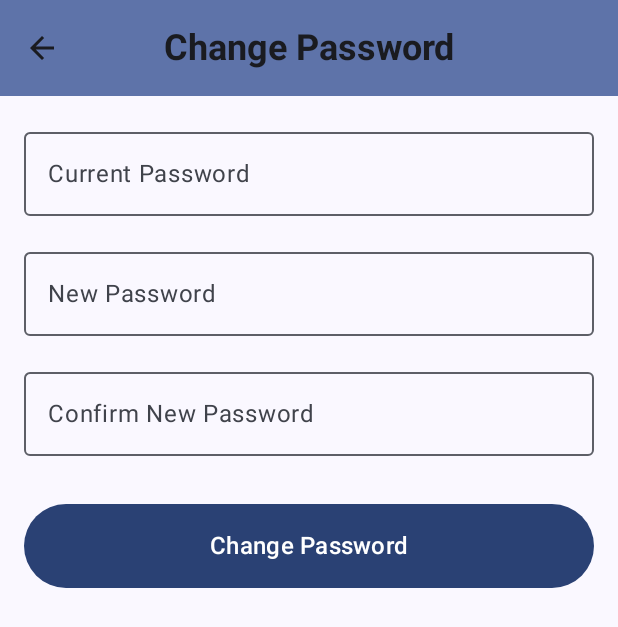
After one commit to shahjalal-mahmud/RepairStoreManager, an Android app built with Jetpack Compose: the ChangePasswordScreen screen opened through its navigation route, on a phone screen of 412 x 824 dp. The commit adds this screen. Shown: the top 627 px of the screen. Run offline under Robolectric (Android 15) with nearby library versions, the phone set to English and light mode, and no system bars; our stand-ins replace Firebase (no records; nobody signed in at launch, a user with empty details on screens opened directly); 2 statements that could not run were skipped.

Commit message:
Fix change password feature

```diff
--- a/app/src/main/java/com/example/repairstoremanager/ui/navigation/Navigation.kt
+++ b/app/src/main/java/com/example/repairstoremanager/ui/navigation/Navigation.kt
@@ -18,6 +18,7 @@ import com.example.repairstoremanager.data.model.TalikhataEntry
 import com.example.repairstoremanager.data.repository.AuthRepository
 import com.example.repairstoremanager.ui.screens.auth.ForgotPasswordScreen
 import com.example.repairstoremanager.ui.screens.auth.LoginScreen
+import com.example.repairstoremanager.ui.screens.common.ChangePasswordScreen
 import com.example.repairstoremanager.ui.screens.common.NotificationsScreen
 import com.example.repairstoremanager.ui.screens.common.QuickInvoiceScreen
 import com.example.repairstoremanager.ui.screens.common.SearchScreen
@@ -356,5 +357,8 @@ fun Navigation(
             val noteId = backStackEntry.arguments?.getString("noteId")
             AddEditNoteScreen(navController = navController, noteId = noteId)
         }
+        composable("changePassword") {
+            ChangePasswordScreen(navController = navController)
+        }
     }
 }
--- /dev/null
+++ b/app/src/main/java/com/example/repairstoremanager/ui/screens/common/ChangePasswordScreen.kt
@@ -0,0 +1,142 @@
+package com.example.repairstoremanager.ui.screens.common
+
+import androidx.compose.foundation.layout.*
+import androidx.compose.foundation.text.KeyboardOptions
+import androidx.compose.material.icons.Icons
+import androidx.compose.material.icons.automirrored.filled.ArrowBack
+import androidx.compose.material3.*
+import androidx.compose.runtime.*
+import androidx.compose.ui.Alignment
+import androidx.compose.ui.Modifier
+import androidx.compose.ui.text.font.FontWeight
+import androidx.compose.ui.text.input.KeyboardType
+import androidx.compose.ui.text.input.PasswordVisualTransformation
+import androidx.compose.ui.unit.dp
+import androidx.lifecycle.viewmodel.compose.viewModel
+import androidx.navigation.NavHostController
+import com.example.repairstoremanager.viewmodel.ChangePasswordViewModel
+
+@OptIn(ExperimentalMaterial3Api::class)
+@Composable
+fun ChangePasswordScreen(
+    navController: NavHostController,
+    changePasswordViewModel: ChangePasswordViewModel = viewModel()
+) {
+    Scaffold(
+        topBar = {
+            CenterAlignedTopAppBar(
+                title = {
+                    Text(
+                        "Change Password",
+                        style = MaterialTheme.typography.headlineSmall.copy(
+                            fontWeight = FontWeight.Bold
+                        )
+                    )
+                },
+                navigationIcon = {
+                    IconButton(onClick = { navController.popBackStack() }) {
+                        Icon(
+                            imageVector = Icons.AutoMirrored.Filled.ArrowBack,
+                            contentDescription = "Back"
+                        )
+                    }
+                },
+                colors = TopAppBarDefaults.centerAlignedTopAppBarColors(
+                    containerColor = MaterialTheme.colorScheme.primaryContainer
+                )
+            )
+        }
+    ) { paddingValues ->
+        Column(
+            modifier = Modifier
+                .fillMaxSize()
+                .padding(paddingValues)
+                .padding(16.dp),
+            horizontalAlignment = Alignment.CenterHorizontally
+        ) {
+            // Messages
+            changePasswordViewModel.successMessage?.let { message ->
+                Text(
+                    text = message,
+                    color = MaterialTheme.colorScheme.primary,
+                    modifier = Modifier.padding(bottom = 16.dp)
+                )
+            }
+
+            changePasswordViewModel.errorMessage?.let { message ->
+                Text(
+                    text = message,
+                    color = MaterialTheme.colorScheme.error,
+                    modifier = Modifier.padding(bottom = 16.dp)
+                )
+            }
+
+            // Current Password
+            OutlinedTextField(
+                value = changePasswordViewModel.currentPassword,
+                onValueChange = {
+                    changePasswordViewModel.currentPassword = it
+                    changePasswordViewModel.clearMessages()
+                },
+                label = { Text("Current Password") },
+                modifier = Modifier
+                    .fillMaxWidth()
+                    .padding(bottom = 16.dp),
+                visualTransformation = PasswordVisualTransformation(),
+                keyboardOptions = KeyboardOptions(keyboardType = KeyboardType.Password),
+                singleLine = true
+            )
+
+            // New Password
+            OutlinedTextField(
+                value = changePasswordViewModel.newPassword,
+                onValueChange = {
+                    changePasswordViewModel.newPassword = it
+                    changePasswordViewModel.clearMessages()
+                },
+                label = { Text("New Password") },
+                modifier = Modifier
+                    .fillMaxWidth()
+                    .padding(bottom = 16.dp),
+                visualTransformation = PasswordVisualTransformation(),
+                keyboardOptions = KeyboardOptions(keyboardType = KeyboardType.Password),
+                singleLine = true
+            )
+
+            // Confirm New Password
+            OutlinedTextField(
+                value = changePasswordViewModel.confirmPassword,
+                onValueChange = {
+                    changePasswordViewModel.confirmPassword = it
+                    changePasswordViewModel.clearMessages()
+                },
+                label = { Text("Confirm New Password") },
+                modifier = Modifier
+                    .fillMaxWidth()
+                    .padding(bottom = 32.dp),
+                visualTransformation = PasswordVisualTransformation(),
+                keyboardOptions = KeyboardOptions(keyboardType = KeyboardType.Password),
+                singleLine = true
+            )
+
+            // Change Password Button
+            Button(
+                onClick = { changePasswordViewModel.changePassword() },
+                modifier = Modifier
+                    .fillMaxWidth()
+                    .height(56.dp),
+                enabled = !changePasswordViewModel.isLoading
+            ) {
+                if (changePasswordViewModel.isLoading) {
+                    CircularProgressIndicator(
+                        modifier = Modifier.size(24.dp),
+                        strokeWidth = 2.dp,
+                        color = MaterialTheme.colorScheme.onPrimary
+                    )
+                } else {
+                    Text("Change Password", style = MaterialTheme.typography.titleMedium)
+                }
+            }
+        }
+    }
+}
--- a/app/src/main/java/com/example/repairstoremanager/ui/screens/common/SettingsScreen.kt
+++ b/app/src/main/java/com/example/repairstoremanager/ui/screens/common/SettingsScreen.kt
@@ -119,7 +119,11 @@ fun SettingsScreen(
                     icon = Icons.Default.Lock,
                     title = "Update Password",
                     subtitle = "Change your login password",
-                    iconSize = 28.dp
+                    iconSize = 28.dp,
+                    onClick = {
+                        // Navigate to ChangePasswordScreen
+                        navController.navigate("changePassword")
+                    }
                 )
             }
 
--- /dev/null
+++ b/app/src/main/java/com/example/repairstoremanager/viewmodel/ChangePasswordViewModel.kt
@@ -0,0 +1,64 @@
+package com.example.repairstoremanager.viewmodel
+
+
+import androidx.compose.runtime.*
+import androidx.lifecycle.ViewModel
+import androidx.lifecycle.viewModelScope
+import com.example.repairstoremanager.data.repository.AuthRepository
+import kotlinx.coroutines.launch
+
+class ChangePasswordViewModel : ViewModel() {
+    private val repository = AuthRepository()
+
+    var currentPassword by mutableStateOf("")
+    var newPassword by mutableStateOf("")
+    var confirmPassword by mutableStateOf("")
+
+    var isLoading by mutableStateOf(false)
+    var successMessage by mutableStateOf<String?>(null)
+    var errorMessage by mutableStateOf<String?>(null)
+
+    fun changePassword() {
+        // Reset messages
+        successMessage = null
+        errorMessage = null
+
+        // Validation
+        if (currentPassword.isEmpty() || newPassword.isEmpty() || confirmPassword.isEmpty()) {
+            errorMessage = "Please fill in all fields"
+            return
+        }
+
+        if (newPassword.length < 6) {
+            errorMessage = "New password must be at least 6 characters"
+            return
+        }
+
+        if (newPassword != confirmPassword) {
+            errorMessage = "New passwords do not match"
+            return
+        }
+
+        isLoading = true
+
+        viewModelScope.launch {
+            val result = repository.changePassword(currentPassword, newPassword)
+            isLoading = false
+
+            if (result.isSuccess) {
+                successMessage = "Password changed successfully!"
+                // Clear fields on success
+                currentPassword = ""
+                newPassword = ""
+                confirmPassword = ""
+            } else {
+                errorMessage = result.exceptionOrNull()?.message ?: "Failed to change password"
+            }
+        }
+    }
+
+    fun clearMessages() {
+        successMessage = null
+        errorMessage = null
+    }
+}
--- a/gradle/libs.versions.toml
+++ b/gradle/libs.versions.toml
@@ -1,5 +1,5 @@
 [versions]
-agp = "8.12.2"
+agp = "8.13.1"
 kotlin = "2.2.0"
 
 coreKtx = "1.16.0"
```
Also changed, not shown: app/src/main/java/com/example/repairstoremanager/data/repository/AuthRepository.kt (+22 -0 lines).
